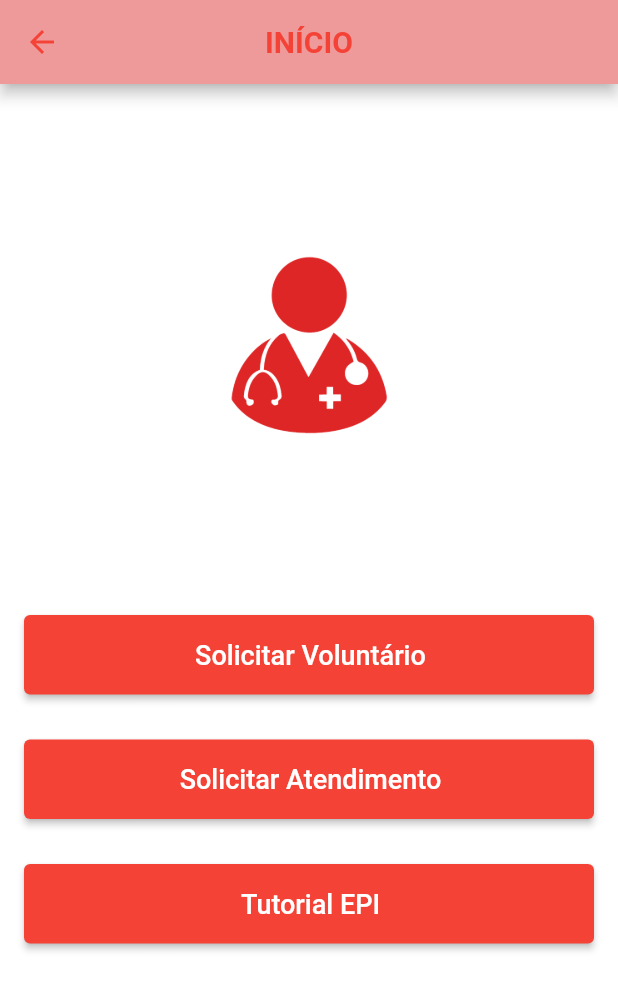
After one commit to pedromartins28/tccCliente, a Flutter app: the NewHomePage screen opened directly, on a phone screen of 412 x 824 dp. The commit adds this screen. Shown: the top 990 px of the screen. Run offline on Flutter 3.47's test engine with Material 2 defaults, Android fonts, the phone set to English and light mode, and no system bars; our stand-ins replace cached_network_image, cloud_firestore, firebase_auth, firebase_messaging, firebase_storage, flushbar and 6 more; missing offline and left inert: flutter_cupertino_date_picker, flutter_google_places, geocoder, google_maps_webservice; accounts and stored records are empty.

Commit message:
1.0
+ new_home.dart
+ volunt_request.dart
* create_request.dart está inútil
* request.dart está inútil

```diff
--- a/lib/ui/pages/tabs/home.dart
+++ b/lib/ui/pages/tabs/home.dart
@@ -13,6 +13,8 @@ import 'package:cliente/models/user.dart';
 import 'package:flutter/gestures.dart';
 import 'package:flutter/services.dart';
 import 'package:flutter/material.dart';
+
+import 'new_home.dart';
 
 class HomePage extends StatefulWidget {
   _HomePageState createState() => _HomePageState();
@@ -204,12 +206,12 @@ class _HomePageState extends State<HomePage> with TickerProviderStateMixin {
                         mainAxisAlignment: MainAxisAlignment.center,
                         children: <Widget>[
                           Icon(
-                            FontAwesomeIcons.recycle,
+                            FontAwesomeIcons.heart,
                             size: 20,
                             color: Colors.white,
                           ),
                           SizedBox(height: 6.0),
-                          Text('COLETA',
+                          Text('INÍCIO',
                               style:
                                   TextStyle(fontSize: 14, color: Colors.white))
                         ],
@@ -243,7 +245,7 @@ class _HomePageState extends State<HomePage> with TickerProviderStateMixin {
               controller: _tabController,
               children: [
                 FinishedRequestsPage(),
-                RequestPage(),
+                NewHomePage(),
                 UserInfoPage(),
               ],
             ),
--- /dev/null
+++ b/lib/ui/pages/tabs/new_home.dart
@@ -0,0 +1,154 @@
+import 'dart:io';
+import 'package:cliente/ui/pages/tabs/home.dart';
+import 'package:font_awesome_flutter/font_awesome_flutter.dart';
+import 'package:shared_preferences/shared_preferences.dart';
+import 'package:cliente/ui/pages/tabs/finished_requests.dart';
+import 'package:cloud_firestore/cloud_firestore.dart';
+import 'package:cliente/util/notification_handler.dart';
+import 'package:cliente/ui/pages/tabs/request.dart';
+import 'package:cliente/ui/pages/tabs/user_info.dart';
+import 'package:cliente/ui/widgets/loading.dart';
+import 'package:cliente/util/state_widget.dart';
+import 'package:cliente/ui/pages/sign.dart';
+import 'package:cliente/models/state.dart';
+import 'package:cliente/models/user.dart';
+import 'package:flutter/gestures.dart';
+import 'package:flutter/services.dart';
+import 'package:flutter/material.dart';
+
+class NewHomePage extends StatefulWidget {
+  @override
+  _NewHomePageState createState() => _NewHomePageState();
+}
+
+class _NewHomePageState extends State<NewHomePage> {
+  bool _loadingVisible = false;
+  Future<void> _changeLoadingVisible() async {
+    setState(() {
+      _loadingVisible = !_loadingVisible;
+    });
+  }
+
+  @override
+  Widget _buildVoluntarioButton() {
+    return RaisedButton(
+        child: Row(
+          mainAxisAlignment: MainAxisAlignment.center,
+          children: <Widget>[
+            SizedBox(width: 2.0),
+            Text(
+              'Solicitar Voluntário',
+              style: TextStyle(fontSize: 18.0, color: Colors.white),
+            ),
+          ],
+        ),
+        padding: EdgeInsets.symmetric(
+          vertical: 16,
+        ),
+        shape: RoundedRectangleBorder(borderRadius: BorderRadius.circular(4.0)),
+        color: Theme.of(context).primaryColor,
+        onPressed: () {
+          Navigator.pushNamed(context, '/volunt');
+        });
+  }
+
+  Widget _buildAtendimentoButton() {
+    return RaisedButton(
+        child: Row(
+          mainAxisAlignment: MainAxisAlignment.center,
+          children: <Widget>[
+            SizedBox(width: 2.0),
+            Text(
+              'Solicitar Atendimento',
+              style: TextStyle(fontSize: 18.0, color: Colors.white),
+            ),
+          ],
+        ),
+        padding: EdgeInsets.symmetric(
+          vertical: 16,
+        ),
+        shape: RoundedRectangleBorder(borderRadius: BorderRadius.circular(4.0)),
+        color: Theme.of(context).primaryColor,
+        onPressed: () {
+          Navigator.pushNamed(context, '/about');
+        });
+  }
+
+  Widget _buildTutorialButton() {
+    return RaisedButton(
+        child: Row(
+          mainAxisAlignment: MainAxisAlignment.center,
+          children: <Widget>[
+            SizedBox(width: 2.0),
+            Text(
+              'Tutorial EPI',
+              style: TextStyle(fontSize: 18.0, color: Colors.white),
+            ),
+          ],
+        ),
+        padding: EdgeInsets.symmetric(
+          vertical: 16,
+        ),
+        shape: RoundedRectangleBorder(borderRadius: BorderRadius.circular(4.0)),
+        color: Theme.of(context).primaryColor,
+        onPressed: () {});
+  }
+
+  Widget _normalAppBar(String text) {
+    return AppBar(
+      title: Text(text),
+      centerTitle: true,
+    );
+  }
+
+  @override
+  Widget build(BuildContext context) {
+    /*return LoadingPage(
+      opacity: 0.2,
+      progressIndicator: CircularProgressIndicator(
+        valueColor: AlwaysStoppedAnimation(Theme.of(context).primaryColor),
+      ),
+      inAsyncCall: _loadingVisible,
+      child: Container(
+        padding: EdgeInsets.fromLTRB(16.0, 24.0, 16.0, 4.0),
+        color: Colors.white,
+        child: Column(
+          children: <Widget>[
+            _buildVoluntarioButton(),
+            _buildAtendimentoButton(),
+            _buildTutorialButton(),
+          ],
+        ),
+      ),
+    );*/
+    return Scaffold(
+      appBar: _normalAppBar("INÍCIO"),
+      body: Center(
+        child: Container(
+          padding: EdgeInsets.fromLTRB(16.0, 24.0, 16.0, 4.0),
+          color: Colors.white,
+          child: Column(
+            children: <Widget>[
+              CircleAvatar(
+                backgroundColor: Colors.transparent,
+                radius: 150.0,
+                child: Image.asset(
+                  'assets/logo.png',
+                  height: 550,
+                  width: 250,
+                  fit: BoxFit.cover,
+                ),
+              ),
+              const SizedBox(height: 30),
+              _buildVoluntarioButton(),
+              const SizedBox(height: 30),
+              _buildAtendimentoButton(),
+              const SizedBox(height: 30),
+              _buildTutorialButton(),
+            ],
+          ),
+        ),
+      ),
+    );
+  }
+}
--- a/lib/ui/pages/tabs/request.dart
+++ b/lib/ui/pages/tabs/request.dart
@@ -149,7 +149,7 @@ class _RequestPageState extends State<RequestPage>
   Widget _buildLoadingScaffold() {
     return Scaffold(
       backgroundColor: Theme.of(context).backgroundColor,
-      appBar: _normalAppBar("COLETA"),
+      appBar: _normalAppBar("INÍCIO"),
       body: Center(
         child: Container(
           child: CircularProgressIndicator(
--- a/lib/util/route_generator.dart
+++ b/lib/util/route_generator.dart
@@ -1,10 +1,12 @@
 import 'package:cliente/ui/pages/picker_info.dart';
 import 'package:cliente/ui/pages/show_photo.dart';
 import 'package:cliente/ui/pages/sign.dart';
+import 'package:cliente/ui/pages/tabs/create_request.dart';
 import 'package:cliente/util/fade_route.dart';
 import 'package:cliente/ui/pages/about.dart';
 import 'package:cliente/ui/pages/chat.dart';
 import 'package:cliente/ui/pages/tabs/home.dart';
+import 'package:cliente/util/volunt_request.dart';
 import 'package:flutter/material.dart';
 
 class RouteGenerator {
@@ -18,6 +20,13 @@ class RouteGenerator {
             name: '/',
           ),
           builder: (_) => HomePage(),
+        );
+      case '/volunt':
+        return FadeRoute(
+          settings: RouteSettings(
+            name: '/volunt',
+          ),
+          page: VoluntRequest(),
         );
       case '/signin':
         return FadeRoute(
--- /dev/null
+++ b/lib/util/volunt_request.dart
@@ -0,0 +1,29 @@
+import 'dart:io';
+
+import 'package:cliente/ui/widgets/loading.dart';
+import 'package:flutter_cupertino_date_picker/flutter_cupertino_date_picker.dart';
+import 'package:flutter_google_places/flutter_google_places.dart';
+import 'package:shared_preferences/shared_preferences.dart';
+import 'package:cloud_firestore/cloud_firestore.dart';
+import 'package:google_maps_webservice/places.dart';
+import 'package:cliente/models/user.dart';
+import 'package:flushbar/flushbar.dart';
+import 'package:geocoder/geocoder.dart';
+import 'package:flutter/material.dart';
+
+class VoluntRequest extends StatefulWidget {
+  @override
+  _VoluntRequestState createState() => _VoluntRequestState();
+}
+
+class _VoluntRequestState extends State<VoluntRequest> {
+  @override
+  Widget build(BuildContext context) {
+    return Scaffold(
+      appBar: AppBar(
+        title: Text("SOLICITAR VOLUNTÁRIO"),
+        centerTitle: true,
+      ),
+    );
+  }
+}
```
Also changed, not shown: 1 other file.
